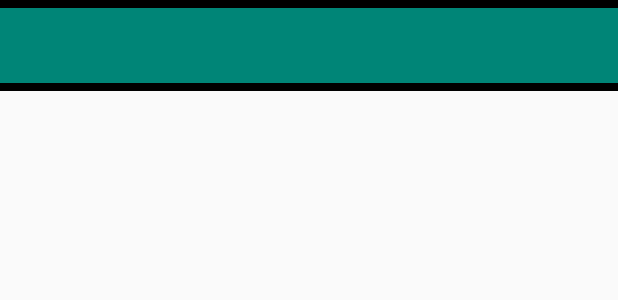
After one commit to byiryu/BleApplication, an Android app: the layout view_adapteritem.xml on its own in the app's theme, with its tools: preview values and no code run, on a phone screen of 412 x 824 dp. The commit adds this screen. Shown: the top 300 px of the screen. Run offline under Robolectric (Android 15) with nearby library versions, the phone set to English and light mode, and no system bars.

Commit message:
bluetooth adapter add

```diff
--- a/app/build.gradle
+++ b/app/build.gradle
@@ -27,6 +27,7 @@ dependencies {
     implementation "org.jetbrains.kotlin:kotlin-stdlib-jdk7:$kotlin_version"
     implementation 'androidx.appcompat:appcompat:1.1.0'
     implementation 'androidx.core:core-ktx:1.0.2'
+    implementation 'androidx.recyclerview:recyclerview:1.1.0-rc01'
     implementation 'androidx.constraintlayout:constraintlayout:1.1.3'
     testImplementation 'junit:junit:4.12'
     androidTestImplementation 'androidx.test:runner:1.2.0'
--- a/app/src/main/AndroidManifest.xml
+++ b/app/src/main/AndroidManifest.xml
@@ -17,7 +17,7 @@
         android:theme="@style/AppTheme"
         tools:ignore="GoogleAppIndexingWarning">
 
-        <activity android:name=".MainActivity">
+        <activity android:name=".ui.MainActivity">
             <intent-filter>
                 <action android:name="android.intent.action.MAIN" />
 
--- a/app/src/main/java/com/byiryu/bleapplication/util/BluetoothUtils.kt
+++ b/app/src/main/java/com/byiryu/bleapplication/util/BluetoothUtils.kt
@@ -65,7 +65,7 @@ object BluetoothUtils{
     fun bleConnect(bleDevice: BleDevice){
         BleManager.getInstance().connect(bleDevice, object : BleGattCallback(){
             override fun onStartConnect() {
-                TODO("not implemented") //To change body of created functions use File | Settings | File Templates.
+
             }
 
             override fun onDisConnected(isActiveDisConnected: Boolean, device: BleDevice, gatt: BluetoothGatt?, status: Int) {
@@ -79,7 +79,7 @@ object BluetoothUtils{
                 mBleDevice = null
             }
 
-            override fun onConnectSuccess(bleDevice: BleDevice, gatt: BluetoothGatt?, status: Int) {
+            override fun onConnectSuccess(bleDevice: BleDevice, gatt: BluetoothGatt, status: Int) {
                 ObserverManager.connected(bleDevice)
                 mBleDevice = bleDevice
             }
--- /dev/null
+++ b/app/src/main/res/layout/view_adapteritem.xml
@@ -0,0 +1,23 @@
+<?xml version="1.0" encoding="utf-8"?>
+<androidx.constraintlayout.widget.ConstraintLayout xmlns:android="http://schemas.android.com/apk/res/android"
+    xmlns:app="http://schemas.android.com/apk/res-auto"
+    android:background="#000000"
+    android:layout_width="match_parent"
+    android:layout_height="wrap_content">
+
+    <TextView
+        android:background="@color/colorPrimary"
+        android:layout_marginTop="5dp"
+        android:layout_marginBottom="5dp"
+        android:id="@+id/textView"
+        android:layout_width="match_parent"
+        android:layout_height="50dp"
+        app:layout_constraintStart_toStartOf="parent"
+        app:layout_constraintEnd_toEndOf="parent"
+        app:layout_constraintTop_toTopOf="parent"
+        app:layout_constraintBottom_toBottomOf="parent"
+        android:textColor="#ffffff"
+        android:gravity="center"/>
+
+
+</androidx.constraintlayout.widget.ConstraintLayout>
```
Also changed, not shown: app/src/main/java/com/byiryu/bleapplication/observer/ObserverManager.kt (+4 -4 lines), app/src/main/java/com/byiryu/bleapplication/ui/BleAdapter.kt (added, +42 -0 lines), app/src/main/java/com/byiryu/bleapplication/ui/BleHolder.kt (added, +20 -0 lines), app/src/main/java/com/byiryu/bleapplication/ui/MainActivity.kt (renamed from app/src/main/java/com/byiryu/bleapplication/MainActivity.kt, +44 -31 lines), app/src/main/res/layout/activity_main.xml (+6 -8 lines).
